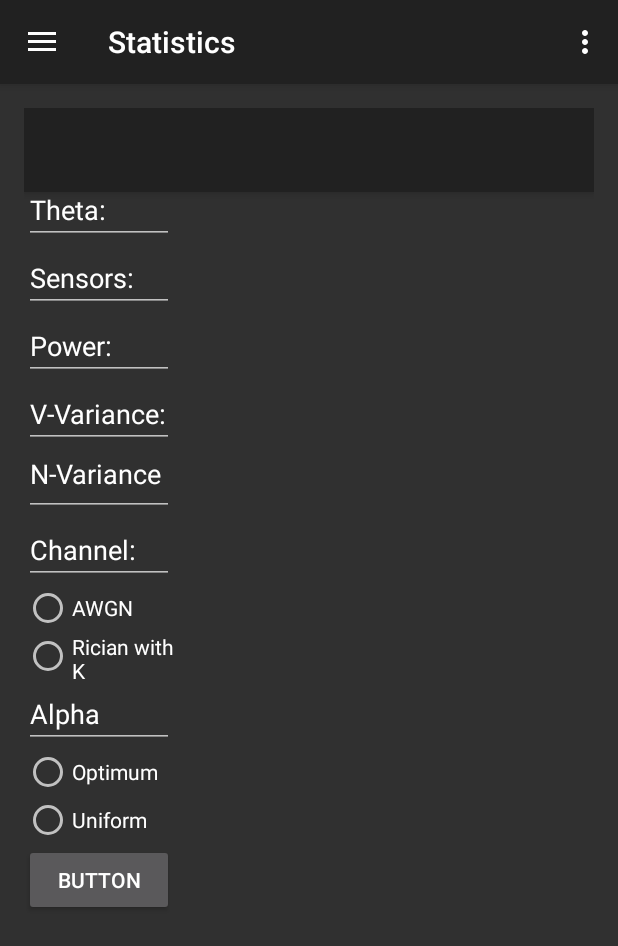
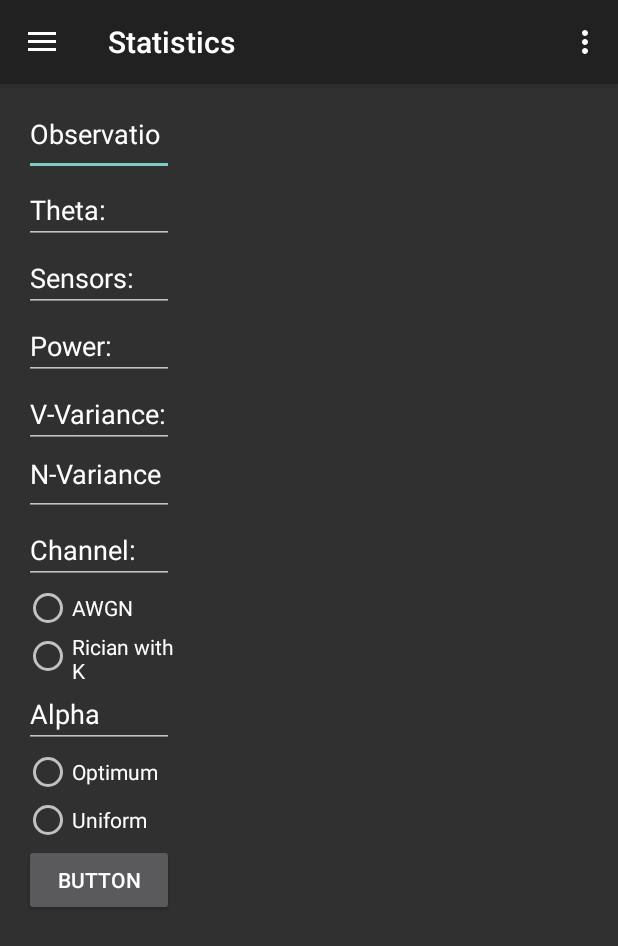
Before and after one commit to Saleh95/Wireless, an Android app: the SpecsActivity screen opened directly, with no data from a screen before it, on a phone screen of 412 x 824 dp. Shown: the top 946 px of the screen. Run offline under Robolectric (Android 15) with nearby library versions, the phone set to English and light mode, and no system bars; libraries missing offline, so code that uses them is left out: com.flask.colorpicker; plain views replace AlphaSlider, ColorPickerView, LightnessSlider; 3 statements that could not run were skipped.

Commit message:
Fixed specs activity

```diff
--- a/app/src/main/java/wonders/simulator/SpecsActivity.java
+++ b/app/src/main/java/wonders/simulator/SpecsActivity.java
@@ -21,7 +21,7 @@ public class SpecsActivity extends Simulator_main implements SetupListener{
     protected void onCreate(Bundle savedInstanceState) {
         super.onCreate(savedInstanceState);
         frameLayout.removeAllViews();
-        getLayoutInflater().inflate(R.layout.activity_specs,frameLayout);
+        getLayoutInflater().inflate(R.layout.content_specs,frameLayout);
     }
 
 
--- a/app/src/main/res/layout/activity_specs.xml
+++ b/app/src/main/res/layout/activity_specs.xml
@@ -7,19 +7,19 @@
     android:fitsSystemWindows="true"
     tools:context="wonders.simulator.SpecsActivity">
 
-    <android.support.design.widget.AppBarLayout
-        android:layout_width="match_parent"
-        android:layout_height="wrap_content"
-        android:theme="@style/AppTheme.AppBarOverlay">
+    <!--<android.support.design.widget.AppBarLayout-->
+        <!--android:layout_width="match_parent"-->
+        <!--android:layout_height="wrap_content"-->
+        <!--android:theme="@style/AppTheme.AppBarOverlay">-->
 
-        <android.support.v7.widget.Toolbar
-            android:id="@+id/toolbar"
-            android:layout_width="match_parent"
-            android:layout_height="?attr/actionBarSize"
-            android:background="?attr/colorPrimary"
-            app:popupTheme="@style/AppTheme.PopupOverlay" />
+        <!--<android.support.v7.widget.Toolbar-->
+            <!--android:id="@+id/toolbar"-->
+            <!--android:layout_width="match_parent"-->
+            <!--android:layout_height="?attr/actionBarSize"-->
+            <!--android:background="?attr/colorPrimary"-->
+            <!--app:popupTheme="@style/AppTheme.PopupOverlay" />-->
 
-    </android.support.design.widget.AppBarLayout>
+    <!--</android.support.design.widget.AppBarLayout>-->
 
     <include layout="@layout/content_specs" />
 
```
